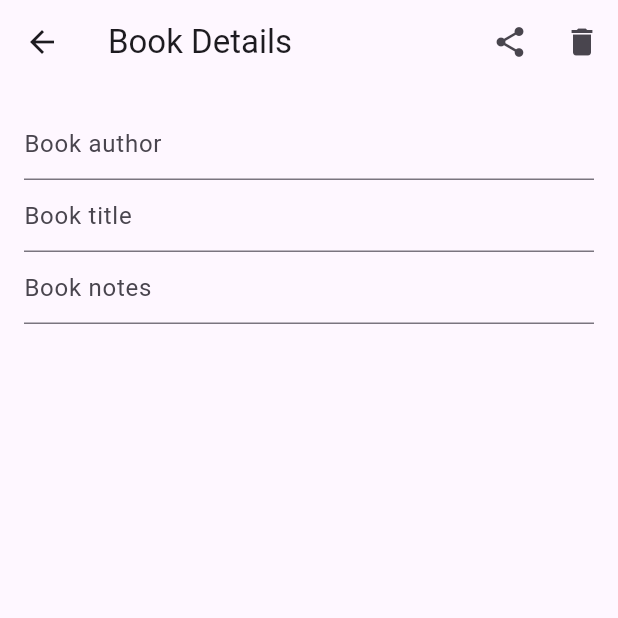
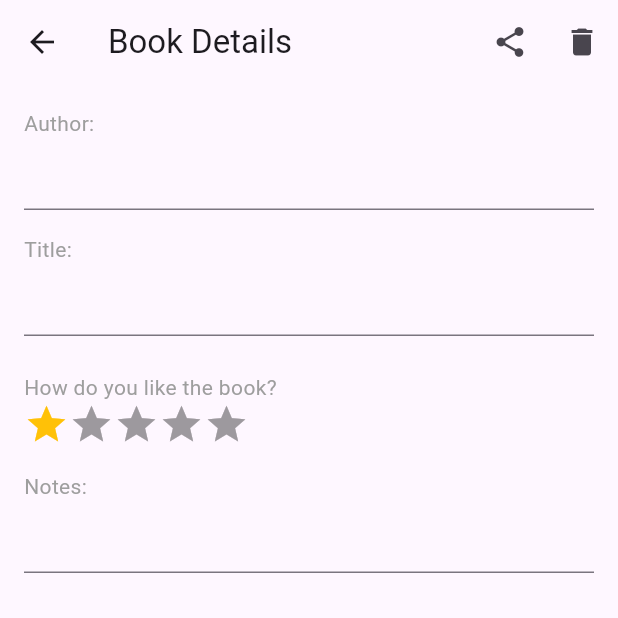
Before and after one commit to AnnaKGT/BookByBook, a Flutter app: the MainPage screen opened directly, after a tap on the "add" icon, on a phone screen of 412 x 824 dp, the top half of it. Run offline on Flutter 3.47's test engine with Material 3 defaults, Android fonts, the phone set to English and light mode, and no system bars; drawn by our look-alikes of flutter_rating_bar; our stand-ins replace bloc, cloud_firestore, equatable, firebase_auth, firebase_core, flutter_bloc and 1 more; accounts and stored records are empty; generated files the repository leaves out were written again.

Commit message:
update list view

```diff
--- a/lib/services/cloud/cloud_book.dart
+++ b/lib/services/cloud/cloud_book.dart
@@ -26,5 +26,5 @@ class CloudBook {
    bookTitle = snapshot.data()[bookTitleFieldName] as String? ?? '',
    bookNotes = snapshot.data()[bookNotesFieldName] as String? ?? '',
    bookAuthor = snapshot.data()[bookAuthorFieldName] as String? ?? '',
-   bookRating = snapshot.data()[bookRatingFieldName];
+   bookRating = (snapshot.data()[bookRatingFieldName] as num?)?.toDouble() ?? 0.0;
 }
--- a/lib/services/cloud/firebase_cloud_storage.dart
+++ b/lib/services/cloud/firebase_cloud_storage.dart
@@ -62,7 +62,7 @@ class FirebaseCloudStorage {
       bookTitleFieldName: '',
       bookAuthorFieldName: '',
       bookNotesFieldName: '',
-      bookRatingFieldName: '',
+      bookRatingFieldName: 0.0,
     });
     final fetchedBook = await document;
     return CloudBook(
--- a/lib/views/books/books_list_view.dart
+++ b/lib/views/books/books_list_view.dart
@@ -1,6 +1,7 @@
 
 import 'package:flutter/material.dart';
 import 'package:book_by_book/services/cloud/cloud_book.dart';
+import 'package:flutter_rating_bar/flutter_rating_bar.dart';
 
 typedef BookCallback = void Function(CloudBook book);
 
@@ -27,6 +28,8 @@ class BooksListView extends StatelessWidget {
           onTap(book);
         },
         title: Row(
+          children: [
+            Column(
               crossAxisAlignment: CrossAxisAlignment.start,
               children: [
                 Text(
@@ -34,13 +37,26 @@ class BooksListView extends StatelessWidget {
                   maxLines: 1,
                   softWrap: true,
                   overflow: TextOverflow.ellipsis,
+                  style: TextStyle(fontSize: 14, color: Colors.grey)
                   ),
-            const Text(' — '),
+
                 Text(
                   book.bookTitle,
                   maxLines: 1,
                   softWrap: true,
                   overflow: TextOverflow.ellipsis,
+                  ),
+              ],
+            ),
+            RatingBarIndicator(
+              rating: book.bookRating,
+              itemBuilder: (context, index) => Icon(
+                Icons.star,
+                color: Colors.amber,
+              ),
+              itemCount: 5,
+              itemSize: 20,
+              direction: Axis.horizontal,
             ),
           ],
         ),
--- a/lib/views/books/create_update_book_view.dart
+++ b/lib/views/books/create_update_book_view.dart
@@ -1,3 +1,4 @@
+import 'package:book_by_book/helpers/rating_input_field.dart';
 import 'package:book_by_book/services/auth/auth_service.dart';
 import 'package:book_by_book/services/cloud/cloud_book.dart';
 import 'package:book_by_book/services/cloud/firebase_cloud_storage.dart';
@@ -25,7 +26,8 @@ class _CreateUpdateBookViewState extends State<CreateUpdateBookView> {
   late final TextEditingController _textControllerAuthor;
   late final TextEditingController _textControllerTitle;
   late final TextEditingController _textControllerNotes;
-  late final double _doubleControllerRating;
+  double _currentRating = 0.0;
+
   late Future<CloudBook> _bookFuture;
 
   @override
@@ -49,14 +51,12 @@ class _CreateUpdateBookViewState extends State<CreateUpdateBookView> {
       return;
     }
 
-    final textAuthor = _textControllerAuthor.text;
-    final textTitle = _textControllerTitle.text;
     await _booksService.updateBook(
       documentId: book.documentId,
-      bookTitle: textTitle,
-      bookAuthor: textAuthor,
-      bookNotes: '',
-      bookRating: 0.0,
+      bookTitle: _textControllerTitle.text,
+      bookAuthor: _textControllerAuthor.text,
+      bookNotes: _textControllerNotes.text,
+      bookRating: _currentRating,
       );
   }
 
@@ -79,6 +79,7 @@ class _CreateUpdateBookViewState extends State<CreateUpdateBookView> {
       _textControllerTitle.text = widgetBook.bookTitle;
       _textControllerAuthor.text = widgetBook.bookAuthor;
       _textControllerNotes.text = widgetBook.bookNotes;
+      _currentRating = widgetBook.bookRating;
       return widgetBook;
     }
 
@@ -112,7 +113,7 @@ class _CreateUpdateBookViewState extends State<CreateUpdateBookView> {
         bookTitle: textTitle,
         bookAuthor: textAuthor,
         bookNotes: textNotes,
-        bookRating: 0.0,
+        bookRating: _currentRating,
         );
     }
   }
@@ -171,28 +172,62 @@ class _CreateUpdateBookViewState extends State<CreateUpdateBookView> {
               return Padding(
                 padding: const EdgeInsets.all(16.0),
                 child: Column(
+                  crossAxisAlignment: CrossAxisAlignment.start,
                   children: [
+
+                    const Text(
+                      'Author:',
+                      style: TextStyle(fontSize: 14, color: Colors.grey)),
                     TextField(
                      controller: _textControllerAuthor,
                      decoration: const InputDecoration(
-                       hintText: 'Book author'
+                       hintText: ' '
                     ),
 
                     ),
+                    const SizedBox(height: 16,),
+                    const Text(
+                      'Title:',
+                      style: TextStyle(fontSize: 14, color: Colors.grey)),
                     TextField(
                       controller: _textControllerTitle,
                       keyboardType: TextInputType.multiline,
                       maxLines: null,
                       decoration: const InputDecoration(
-                        hintText: 'Book title'
+                        hintText: ' '
                       )
                     ),
+
+                    const SizedBox(height: 24,),
+                    const Text(
+                      'How do you like the book?',
+                      style: TextStyle(fontSize: 14, color: Colors.grey)
+                    ),
+                    RatingField(
+                      initialRating: _currentRating == 0.0 ? 1.0 : _currentRating,
+                      onRatingUpdate: (rating) async {
+                        setState(() => _currentRating = rating);
+                        final book = _book;
+                        if (book != null) {
+                          await _booksService.updateBook(
+                            documentId: book.documentId,
+                            bookTitle: _textControllerTitle.text,
+                            bookAuthor: _textControllerAuthor.text,
+                            bookNotes: _textControllerNotes.text,
+                            bookRating: rating,
+                            );
+                        }
+                      }),
+                    const SizedBox(height: 16,),
+                    const Text(
+                      'Notes:',
+                      style: TextStyle(fontSize: 14, color: Colors.grey)),
                     TextField(
                       controller: _textControllerNotes,
                       keyboardType: TextInputType.multiline,
                       maxLines: null,
                       decoration: const InputDecoration(
-                        hintText: 'Book notes'
+                        hintText: ' '
                       )
                     ),
                   ],
```
Lines whose indentation alone changed are shown as unchanged.
